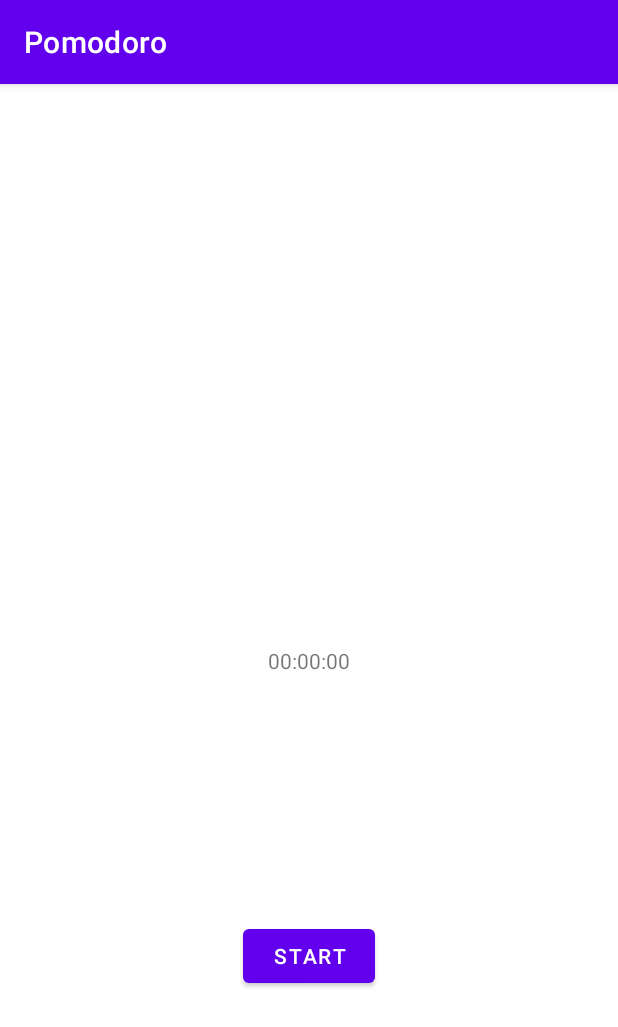
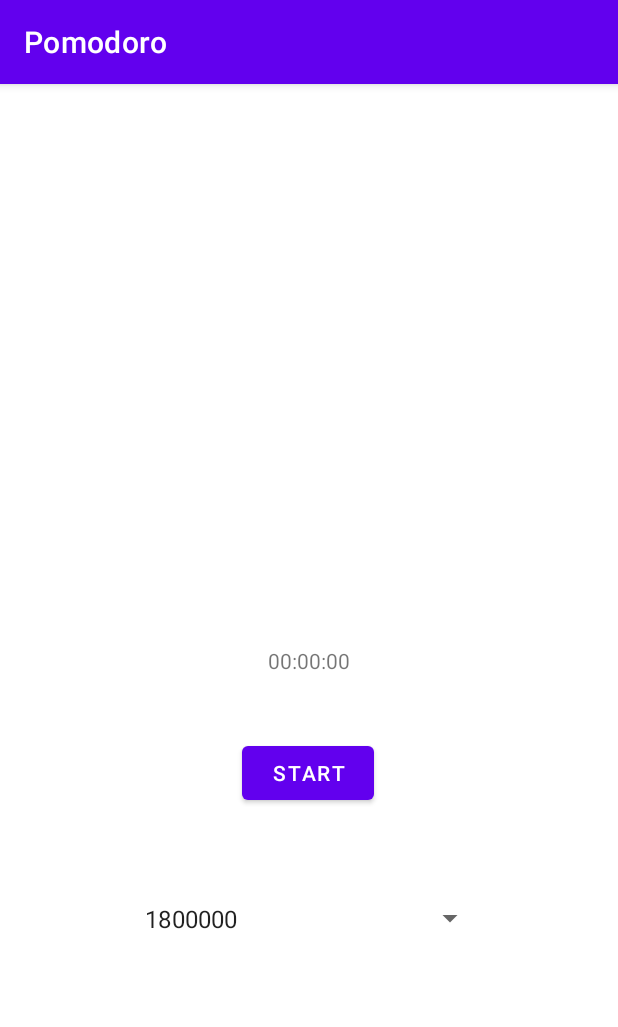
Before and after one commit to kamilernerd/ShoppingListApp, an Android app: the screen it shows after launch (MainActivity), on a phone screen of 412 x 824 dp. Shown: the top 1027 px of the screen. Run offline under Robolectric (Android 15) with nearby library versions, the phone set to English and light mode, and no system bars.

Commit message:
Fix bug and add new times

```diff
--- a/Pomodoro/app/src/main/java/no/uia/ikt205/pomodoro/MainActivity.kt
+++ b/Pomodoro/app/src/main/java/no/uia/ikt205/pomodoro/MainActivity.kt
@@ -1,52 +1,90 @@
 package no.uia.ikt205.pomodoro
 
-import androidx.appcompat.app.AppCompatActivity
 import android.os.Bundle
 import android.os.CountDownTimer
+import android.view.Gravity
 import android.view.View
-import android.widget.Button
-import android.widget.TextView
-import android.widget.Toast
+import android.widget.*
+import androidx.appcompat.app.AppCompatActivity
 import no.uia.ikt205.pomodoro.util.millisecondsToDescriptiveTime
 
-class MainActivity : AppCompatActivity() {
+
+class MainActivity : AppCompatActivity(), AdapterView.OnItemSelectedListener {
 
     lateinit var timer:CountDownTimer
     lateinit var startButton:Button
     lateinit var coutdownDisplay:TextView
+    lateinit var dropDown:Spinner
 
-    val timeToCountDownInMs = 5000L
-    val timeTicks = 1000L
+    private var hasTimerStarted: Boolean = false
+
+    private val countdownTimeArray = arrayOf<Long>(
+        1800000L,
+        3600000L,
+        5400000L,
+        7200000L
+    )
+    private var timeToCountDownInMs = countdownTimeArray[0]
+    private val timeTicks = 1000L
 
     override fun onCreate(savedInstanceState: Bundle?) {
         super.onCreate(savedInstanceState)
         setContentView(R.layout.activity_main)
 
-       startButton = findViewById<Button>(R.id.startCountdownButton)
-       startButton.setOnClickListener(){
-           startCountDown(it)
-       }
-       coutdownDisplay = findViewById<TextView>(R.id.countDownView)
+        dropDown = findViewById<View>(R.id.dropdown_menuTimes) as Spinner
+        val aa = ArrayAdapter(this, android.R.layout.simple_spinner_item, countdownTimeArray)
+        aa.setDropDownViewResource(android.R.layout.simple_spinner_dropdown_item)
 
+        with(dropDown) {
+            adapter = aa
+            setSelection(0, false)
+            onItemSelectedListener = this@MainActivity
+            prompt = "Select time interval"
+            gravity = Gravity.CENTER
+        }
+        startButton = findViewById<Button>(R.id.startCountdownButton)
+        startButton.setOnClickListener(){
+            startCountDown(it)
+        }
+        coutdownDisplay = findViewById<TextView>(R.id.countDownView)
     }
 
-    fun startCountDown(v: View){
+    private fun startCountDown(v: View){
+        if (hasTimerStarted) {
+            Toast.makeText(this@MainActivity, "Timer is already running", Toast.LENGTH_SHORT).show()
+            return
+        }
 
-        timer = object : CountDownTimer(timeToCountDownInMs,timeTicks) {
+        timer = object : CountDownTimer(timeToCountDownInMs, timeTicks) {
             override fun onFinish() {
-                Toast.makeText(this@MainActivity,"Arbeidsøkt er ferdig", Toast.LENGTH_SHORT).show()
+                Toast.makeText(this@MainActivity, "Arbeidsøkt er ferdig", Toast.LENGTH_SHORT).show()
+                hasTimerStarted = false
             }
 
             override fun onTick(millisUntilFinished: Long) {
                updateCountDownDisplay(millisUntilFinished)
             }
         }
-
         timer.start()
+        hasTimerStarted = true
     }
 
-    fun updateCountDownDisplay(timeInMs:Long){
+    fun updateCountDownDisplay(timeInMs: Long){
         coutdownDisplay.text = millisecondsToDescriptiveTime(timeInMs)
     }
 
+    override fun onItemSelected(parent: AdapterView<*>?, view: View?, position: Int, id: Long) {
+        if (hasTimerStarted) {
+            timer.cancel()
+            hasTimerStarted = false
+        }
+
+        Toast.makeText(this@MainActivity, "You selected ${(countdownTimeArray[position] / (1000 * 60))} minutes", Toast.LENGTH_SHORT).show()
+        timeToCountDownInMs = countdownTimeArray[position]
+        updateCountDownDisplay(timeToCountDownInMs)
+    }
+
+    override fun onNothingSelected(parent: AdapterView<*>?) {
+        TODO("Not yet implemented")
+    }
 }
--- a/Pomodoro/app/src/main/res/layout/activity_main.xml
+++ b/Pomodoro/app/src/main/res/layout/activity_main.xml
@@ -23,8 +23,22 @@
         android:text="@string/startButtonText"
         app:layout_constraintBottom_toBottomOf="parent"
         app:layout_constraintEnd_toEndOf="parent"
+        app:layout_constraintHorizontal_bias="0.498"
         app:layout_constraintStart_toStartOf="parent"
-        app:layout_constraintTop_toBottomOf="@+id/countDownView" />
+        app:layout_constraintTop_toBottomOf="@+id/countDownView"
+        app:layout_constraintVertical_bias="0.126" />
+
+    <Spinner
+        android:id="@+id/dropdown_menuTimes"
+        android:layout_width="235dp"
+        android:layout_height="26dp"
+        android:layout_marginTop="30dp"
+        android:spinnerMode="dropdown"
+        app:layout_constraintBottom_toBottomOf="parent"
+        app:layout_constraintEnd_toEndOf="parent"
+        app:layout_constraintStart_toStartOf="parent"
+        app:layout_constraintTop_toBottomOf="@+id/startCountdownButton"
+        app:layout_constraintVertical_bias="0.13" />
 
 
 </androidx.constraintlayout.widget.ConstraintLayout>
```
